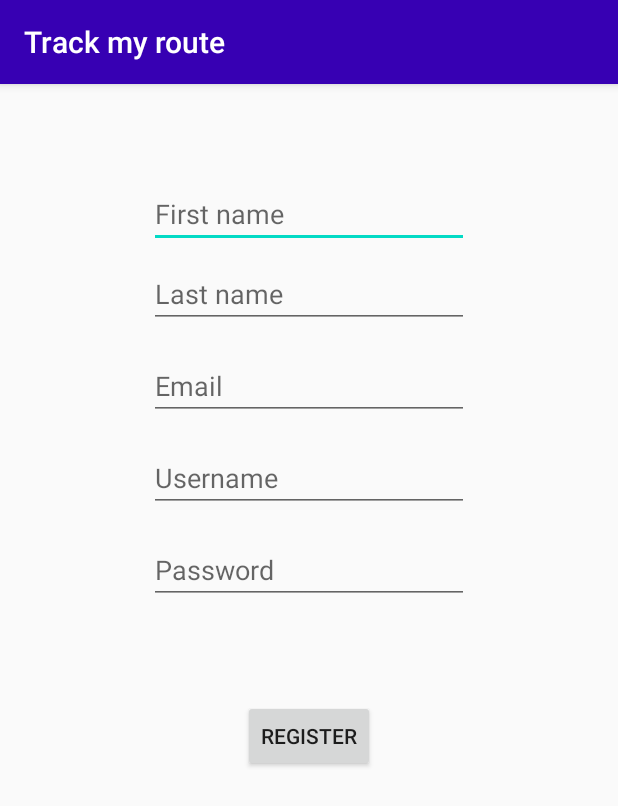
After one commit to danijelLoc/Track-my-route-Android, an Android app: the RegistrationActivity screen opened directly, with no data from a screen before it, on a phone screen of 412 x 824 dp. The commit adds this screen. Shown: the top 806 px of the screen. Run offline under Robolectric (Android 15) with nearby library versions, the phone set to English and light mode, and no system bars.

Commit message:
first registration commit

```diff
--- a/app/src/main/java/hr/fer/login/api/Api.kt
+++ b/app/src/main/java/hr/fer/login/api/Api.kt
@@ -2,6 +2,8 @@ package hr.fer.login.api
 
 
 import hr.fer.login.data.model.LoginResponse
+import hr.fer.login.data.model.RegisterResponse
+import hr.fer.login.data.model.User
 import hr.fer.login.data.model.UserSimple
 import retrofit2.Call
 import retrofit2.http.Body
@@ -16,4 +18,7 @@ interface Api {
     fun userLogin(
             @Body userSimple: UserSimple
     ):Call<LoginResponse>
+
+    @POST("/registerUser")
+    fun registerUser(@Body user: User): Call<RegisterResponse>
 }
--- /dev/null
+++ b/app/src/main/java/hr/fer/login/data/model/RegisterResponse.kt
@@ -0,0 +1,3 @@
+package hr.fer.login.data.model
+
+data class RegisterResponse (val error:Boolean, val message:String, val user:User)
--- a/app/src/main/java/hr/fer/login/ui/login/MainActivity.kt
+++ b/app/src/main/java/hr/fer/login/ui/login/MainActivity.kt
@@ -9,6 +9,7 @@ import hr.fer.login.api.RetrofitClient
 import hr.fer.login.api.SharedPrefManager
 import hr.fer.login.data.model.LoginResponse
 import hr.fer.login.data.model.UserSimple
+import hr.fer.login.ui.registration.RegistrationActivity
 import kotlinx.android.synthetic.main.activity_main.*
 import retrofit2.Call
 
@@ -24,7 +25,8 @@ class MainActivity : AppCompatActivity() {
 
 
         button_register.setOnClickListener {
-            Toast.makeText(applicationContext,"Coming soon", Toast.LENGTH_LONG).show()
+            val intent = Intent(this, RegistrationActivity::class.java)
+            startActivity(intent)
         }
 
         login_button.setOnClickListener {
--- /dev/null
+++ b/app/src/main/res/layout/activity_registration.xml
@@ -0,0 +1,79 @@
+<?xml version="1.0" encoding="utf-8"?>
+<androidx.constraintlayout.widget.ConstraintLayout xmlns:android="http://schemas.android.com/apk/res/android"
+    xmlns:app="http://schemas.android.com/apk/res-auto"
+    xmlns:tools="http://schemas.android.com/tools"
+    android:layout_width="match_parent"
+    android:layout_height="match_parent"
+    tools:context=".ui.registration.RegistrationActivity">
+
+    <EditText
+        android:id="@+id/editTextFirstName"
+        android:layout_width="wrap_content"
+        android:layout_height="wrap_content"
+        android:layout_marginTop="64dp"
+        android:ems="10"
+        android:hint="First name"
+        android:inputType="textPersonName"
+        app:layout_constraintEnd_toEndOf="parent"
+        app:layout_constraintStart_toStartOf="parent"
+        app:layout_constraintTop_toTopOf="parent" />
+
+    <EditText
+        android:id="@+id/editTextLastName"
+        android:layout_width="wrap_content"
+        android:layout_height="wrap_content"
+        android:layout_marginTop="8dp"
+        android:ems="10"
+        android:hint="Last name"
+        android:inputType="textPersonName"
+        app:layout_constraintEnd_toEndOf="parent"
+        app:layout_constraintStart_toStartOf="parent"
+        app:layout_constraintTop_toBottomOf="@id/editTextFirstName" />
+
+    <EditText
+        android:id="@+id/editTextEmail"
+        android:layout_width="wrap_content"
+        android:layout_height="wrap_content"
+        android:layout_marginTop="16dp"
+        android:ems="10"
+        android:hint="Email"
+        android:inputType="textEmailAddress"
+        app:layout_constraintEnd_toEndOf="parent"
+        app:layout_constraintStart_toStartOf="parent"
+        app:layout_constraintTop_toBottomOf="@id/editTextLastName" />
+
+    <EditText
+        android:id="@+id/editTextUsername"
+        android:layout_width="wrap_content"
+        android:layout_height="wrap_content"
+        android:layout_marginTop="16dp"
+        android:ems="10"
+        android:hint="Username"
+        android:inputType="textPersonName"
+        app:layout_constraintEnd_toEndOf="parent"
+        app:layout_constraintStart_toStartOf="parent"
+        app:layout_constraintTop_toBottomOf="@id/editTextEmail" />
+
+    <EditText
+        android:id="@+id/editTextPassword"
+        android:layout_width="wrap_content"
+        android:layout_height="wrap_content"
+        android:layout_marginTop="16dp"
+        android:ems="10"
+        android:hint="Password"
+        android:inputType="textPassword"
+        app:layout_constraintEnd_toEndOf="parent"
+        app:layout_constraintStart_toStartOf="parent"
+        app:layout_constraintTop_toBottomOf="@id/editTextUsername" />
+
+    <Button
+        android:id="@+id/registerButton"
+        android:layout_width="wrap_content"
+        android:layout_height="wrap_content"
+        android:layout_marginTop="64dp"
+        android:text="Register"
+        app:layout_constraintEnd_toEndOf="parent"
+        app:layout_constraintStart_toStartOf="parent"
+        app:layout_constraintTop_toBottomOf="@id/editTextPassword" />
+
+</androidx.constraintlayout.widget.ConstraintLayout>
```
Also changed, not shown: app/src/main/AndroidManifest.xml (+5 -2 lines), app/src/main/java/hr/fer/login/ui/registration/RegistrationActivity.kt (added, +103 -0 lines).
